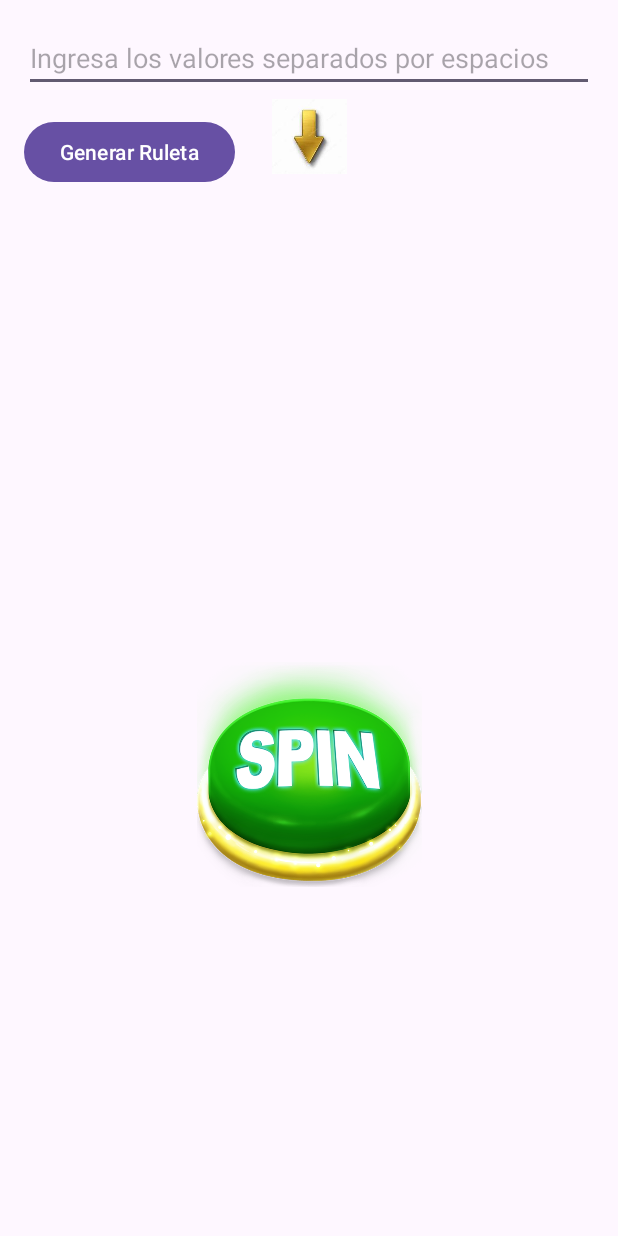
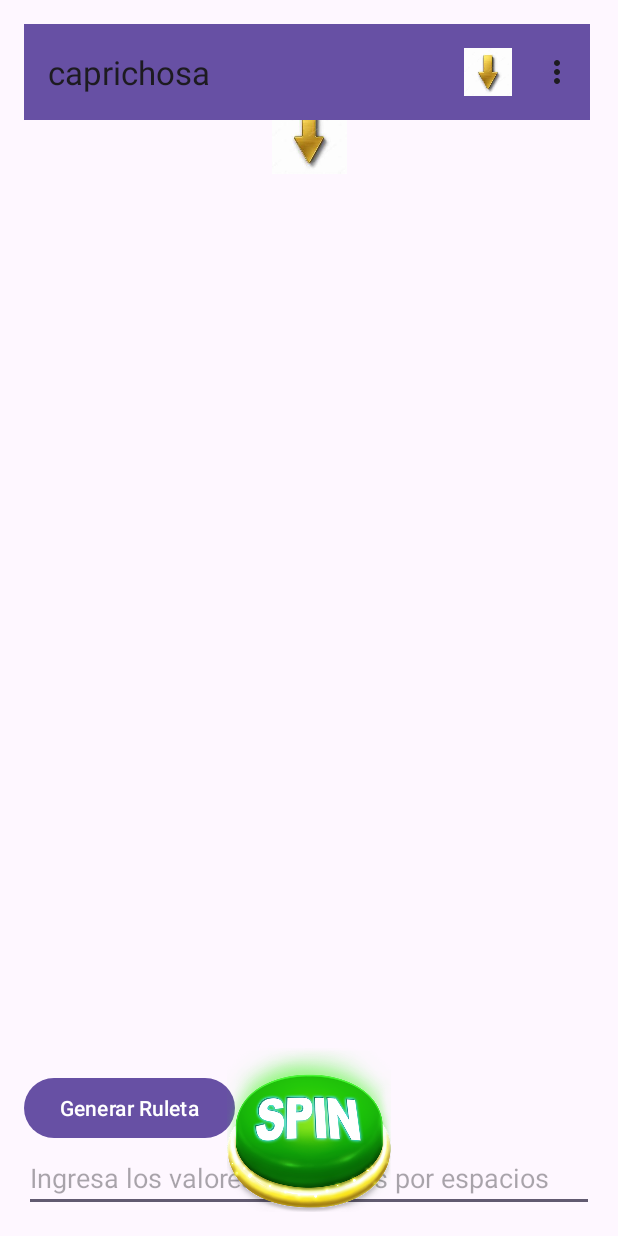
Before and after one commit to vicentenavarro13/PS-G4-RULETA, an Android app: the screen it shows after launch (MainActivity), on a phone screen of 412 x 824 dp. Run offline under Robolectric (Android 15) with nearby library versions, the phone set to English and light mode, and no system bars.

Commit message:
Menu reañadido (Por favor, no quitar el menú en medida de lo posible,servirá para acceder a la futura view de modificación de la ruleta conforme al requisito en Jira).

```diff
--- a/app/src/main/java/com/example/caprichosa/MainActivity.java
+++ b/app/src/main/java/com/example/caprichosa/MainActivity.java
@@ -4,11 +4,14 @@ import android.graphics.Canvas;
 import android.graphics.Color;
 import android.graphics.Paint;
 import android.os.Bundle;
+import android.view.Menu;
+import android.view.MenuInflater;
 import android.view.View;
 import android.view.animation.RotateAnimation;
 import android.widget.EditText;
 import android.widget.RelativeLayout;
 import android.widget.TextView;
+import android.widget.Toolbar;
 
 import androidx.appcompat.app.AppCompatActivity;
 
@@ -26,7 +29,8 @@ public class MainActivity extends AppCompatActivity {
     protected void onCreate(Bundle savedInstanceState) {
         super.onCreate(savedInstanceState);
         setContentView(R.layout.activity_main);
-
+        androidx.appcompat.widget.Toolbar toolbar = (androidx.appcompat.widget.Toolbar) findViewById(R.id.toolbar3);
+        setSupportActionBar(toolbar);
         editTextValores = findViewById(R.id.editTextValores);
         relativeLayoutRuleta = findViewById(R.id.relativeLayoutRuleta);
         textViewResultado = findViewById(R.id.textViewResultado);
@@ -77,4 +81,11 @@ public class MainActivity extends AppCompatActivity {
         Random random = new Random();
         return Color.argb(255, random.nextInt(256), random.nextInt(256), random.nextInt(256));
     }
+    @Override
+    public boolean onCreateOptionsMenu(Menu menu) {
+        MenuInflater inflater = getMenuInflater();
+        inflater.inflate(R.menu.game_menu, menu);
+        return true;
+    }
+
 }
--- a/app/src/main/res/layout/activity_main.xml
+++ b/app/src/main/res/layout/activity_main.xml
@@ -13,6 +13,7 @@
         android:id="@+id/editTextValores"
         android:layout_width="match_parent"
         android:layout_height="wrap_content"
+        android:layout_alignParentBottom="true"
         android:hint="Ingresa los valores separados por espacios"
         android:inputType="text"/>
 
@@ -20,7 +21,7 @@
         android:id="@+id/btnGenerarRuleta"
         android:layout_width="wrap_content"
         android:layout_height="wrap_content"
-        android:layout_below="@id/editTextValores"
+        android:layout_above="@id/editTextValores"
         android:layout_marginTop="16dp"
         android:text="Generar Ruleta"
         android:onClick="generarRuleta"/>
@@ -29,7 +30,7 @@
         android:id="@+id/relativeLayoutRuleta"
         android:layout_width="300dp"
         android:layout_height="300dp"
-        android:layout_below="@id/btnGenerarRuleta"
+        android:layout_above="@id/btnGenerarRuleta"
         android:layout_marginTop="16dp"
         android:layout_centerHorizontal="true">
 
@@ -63,4 +64,18 @@
         android:layout_marginBottom="-43dp"
         android:scaleType="fitCenter"
         android:src="@drawable/flecha" />
+
+    <androidx.constraintlayout.widget.ConstraintLayout
+        android:layout_width="match_parent"
+        android:layout_height="match_parent">
+
+        <androidx.appcompat.widget.Toolbar
+            android:id="@+id/toolbar3"
+            android:layout_width="377dp"
+            android:layout_height="wrap_content"
+            android:background="?attr/colorPrimary"
+            android:minHeight="?attr/actionBarSize"
+            android:theme="?attr/actionBarTheme"
+            tools:layout_editor_absoluteX="1dp" />
+    </androidx.constraintlayout.widget.ConstraintLayout>
 </RelativeLayout>
```
